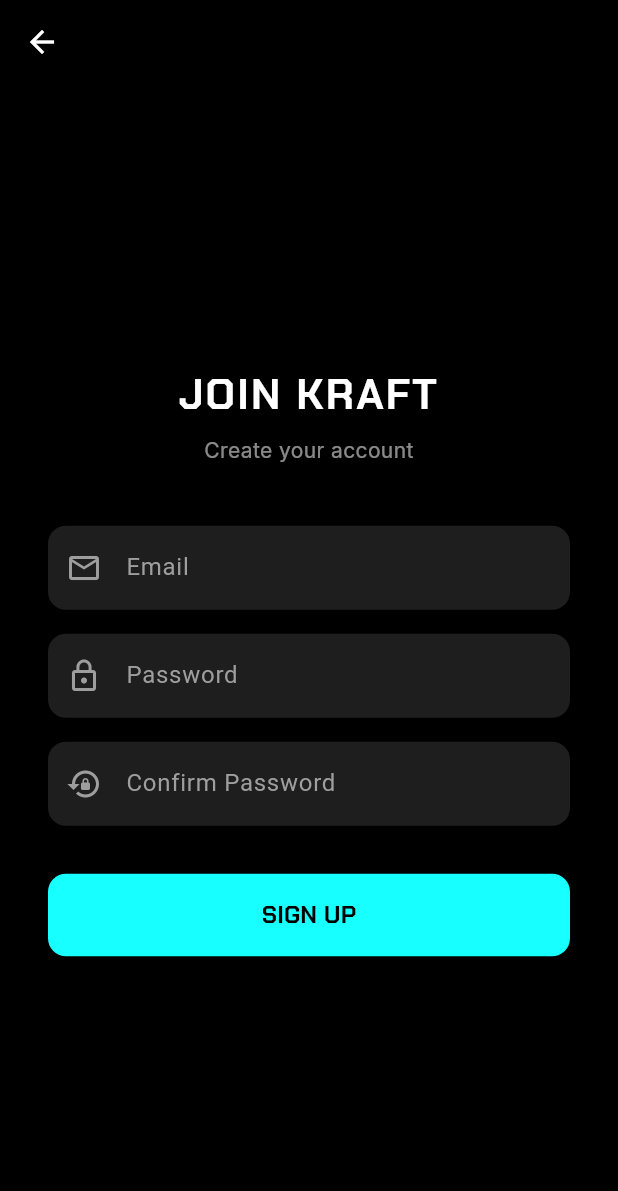
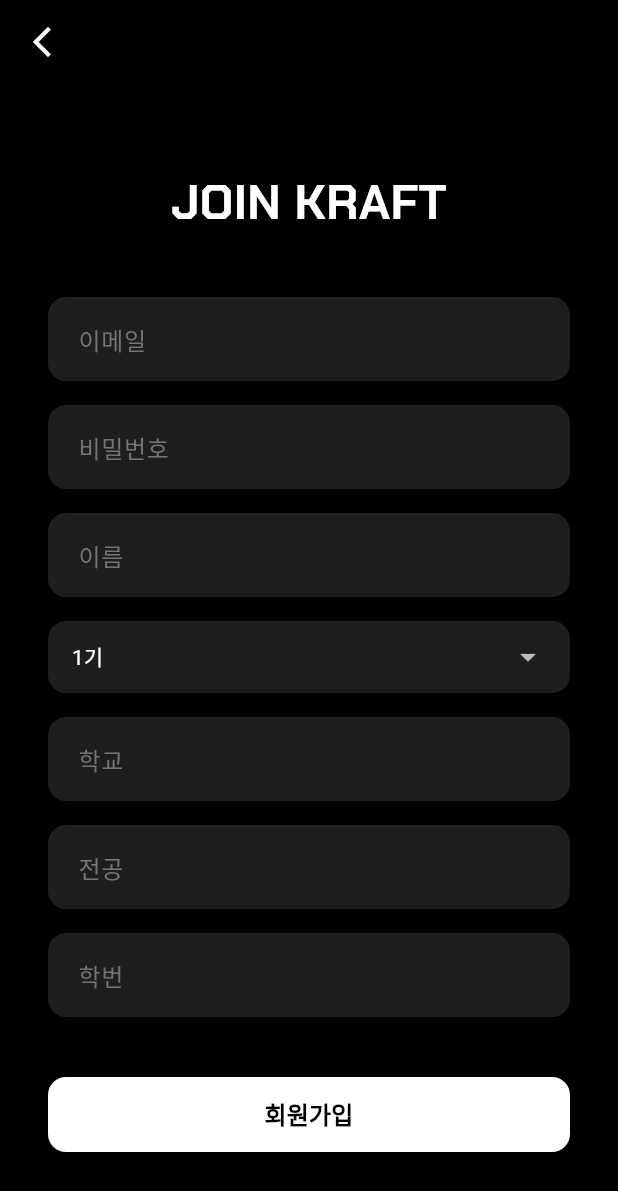
Before and after one commit to joshuakod123/kraft_app, a Flutter app: the SignupScreen screen opened directly, on a phone screen of 412 x 824 dp. Shown: the top 1191 px of the screen. Run offline on Flutter 3.47's test engine with Material 3 defaults, Android fonts, the phone set to English and light mode, and no system bars; our stand-ins replace file_picker, flutter_animate, flutter_riverpod, glass_kit, go_router, google_fonts and 7 more; missing offline and left inert: mobile_scanner; accounts and stored records are empty; statements that could not run were skipped.

Commit message:
updating app

```diff
--- a/lib/common/layout/main_shell.dart
+++ b/lib/common/layout/main_shell.dart
@@ -190,9 +190,12 @@
     return GestureDetector(
       behavior: HitTestBehavior.opaque,
       onTap: () {
-        // [수정 5] 뮤직 탭(index 3) 클릭 시 플레이어 확장 로직 제거
-        // 노래 재생 여부와 관계없이 항상 '/stream' 리스트 페이지로 이동하도록 변경
-        // 이렇게 하면 뮤직 리스트를 보면서 하단 미니 플레이어로 조작이 가능해집니다.
+        // [수정 5] 뮤직 탭(index 3) 클릭 시 무조건 플레이어를 축소하고 리스트로 이동
+        if (index == 3) {
+          ref.read(isPlayerExpandedProvider.notifier).state = false; // 플레이어 축소
+          context.go(path); // 리스트 화면으로 이동
+          return;
+        }
         context.go(path);
       },
       child: SizedBox(
--- a/lib/features/auth/signup_screen.dart
+++ b/lib/features/auth/signup_screen.dart
@@ -1,45 +1,69 @@
 import 'package:flutter/material.dart';
-import 'package:flutter_riverpod/flutter_riverpod.dart';
 import 'package:go_router/go_router.dart';
 import 'package:google_fonts/google_fonts.dart';
+import 'package:supabase_flutter/supabase_flutter.dart';
 import '../../core/data/supabase_repository.dart';
 
-class SignupScreen extends ConsumerStatefulWidget {
+class SignupScreen extends StatefulWidget {
   const SignupScreen({super.key});
 
   @override
-  ConsumerState<SignupScreen> createState() => _SignupScreenState();
+  State<SignupScreen> createState() => _SignupScreenState();
 }
 
-class _SignupScreenState extends ConsumerState<SignupScreen> {
+class _SignupScreenState extends State<SignupScreen> {
   final _emailController = TextEditingController();
   final _passwordController = TextEditingController();
-  final _confirmPasswordController = TextEditingController();
+  final _nameController = TextEditingController();
+  final _studentIdController = TextEditingController();
+  final _majorController = TextEditingController();
+  final _schoolController = TextEditingController();
+
+  // 기수 선택 (Dropdown)
+  int _selectedCohort = 1;
+
   bool _isLoading = false;
 
-  Future<void> _signUp() async {
-    if (_passwordController.text != _confirmPasswordController.text) {
-      ScaffoldMessenger.of(context).showSnackBar(const SnackBar(content: Text("Passwords do not match"), backgroundColor: Colors.red));
-      return;
+  // [수정 12] 에러/성공 팝업 함수
+  void _showPopup(String title, String message, {bool isSuccess = false}) {
+    showDialog(
+      context: context,
+      builder: (context) => AlertDialog(
+        backgroundColor: const Color(0xFF1E1E1E),
+        shape: RoundedRectangleBorder(borderRadius: BorderRadius.circular(16)),
+        title: Text(title, style: TextStyle(color: isSuccess ? Colors.greenAccent : Colors.redAccent, fontWeight: FontWeight.bold)),
+        content: Text(message, style: const TextStyle(color: Colors.white)),
+        actions: [
+          TextButton(
+            onPressed: () {
+              Navigator.pop(context);
+              if (isSuccess) context.go('/login'); // 성공 시 로그인 화면으로
+            },
+            child: const Text('확인', style: TextStyle(color: Colors.white)),
+          ),
+        ],
+      ),
+    );
   }
 
+  Future<void> _handleSignup() async {
     setState(() => _isLoading = true);
     try {
-      final error = await SupabaseRepository().signUp(
-        email: _emailController.text.trim(),
-        password: _passwordController.text.trim(),
+      await SupabaseRepository().signUp(
+        _emailController.text.trim(),
+        _passwordController.text.trim(),
+        _nameController.text.trim(),
+        _selectedCohort,
+        _majorController.text.trim(),
+        _schoolController.text.trim(),
+        _studentIdController.text.trim(),
       );
-
-      if (error != null) {
-        if (mounted) ScaffoldMessenger.of(context).showSnackBar(SnackBar(content: Text(error), backgroundColor: Colors.red));
-      } else {
-        if (mounted) {
-          ScaffoldMessenger.of(context).showSnackBar(const SnackBar(content: Text("Account created! Please log in."), backgroundColor: Colors.green));
-          context.pop(); // 로그인 화면으로 복귀
-        }
-      }
+      if (!mounted) return;
+      _showPopup("회원가입 성공", "회원가입이 완료되었습니다.\n로그인해주세요.", isSuccess: true);
+    } on AuthException catch (e) {
+      _showPopup("오류", e.message);
     } catch (e) {
-      if (mounted) ScaffoldMessenger.of(context).showSnackBar(SnackBar(content: Text("Error: $e"), backgroundColor: Colors.red));
+      _showPopup("오류", "알 수 없는 오류가 발생했습니다: $e");
     } finally {
       if (mounted) setState(() => _isLoading = false);
     }
@@ -49,42 +73,68 @@
   Widget build(BuildContext context) {
     return Scaffold(
       backgroundColor: Colors.black,
+      // [수정 9] 뒤로가기 버튼을 위한 AppBar 추가
       appBar: AppBar(
-        backgroundColor: Colors.black,
-        leading: IconButton(icon: const Icon(Icons.arrow_back, color: Colors.white), onPressed: () => context.pop()),
+        backgroundColor: Colors.transparent,
+        elevation: 0,
+        leading: IconButton(
+          icon: const Icon(Icons.arrow_back_ios_new, color: Colors.white),
+          onPressed: () => context.canPop() ? context.pop() : context.go('/login'),
+        ),
       ),
       body: Center(
         child: SingleChildScrollView(
-          padding: const EdgeInsets.all(32.0),
+          padding: const EdgeInsets.symmetric(horizontal: 32),
           child: Column(
             mainAxisAlignment: MainAxisAlignment.center,
-            crossAxisAlignment: CrossAxisAlignment.stretch,
             children: [
-              Text('JOIN KRAFT', style: GoogleFonts.chakraPetch(fontSize: 28, fontWeight: FontWeight.bold, color: Colors.white, letterSpacing: 1.5), textAlign: TextAlign.center),
-              const SizedBox(height: 8),
-              Text('Create your account', style: GoogleFonts.inter(fontSize: 14, color: Colors.white54), textAlign: TextAlign.center),
+              Text("JOIN KRAFT", style: GoogleFonts.chakraPetch(fontSize: 32, fontWeight: FontWeight.bold, color: Colors.white)),
               const SizedBox(height: 40),
 
-              _buildFancyTextField(_emailController, 'Email', Icons.email_outlined),
+              _buildTextField("이메일", _emailController),
               const SizedBox(height: 16),
-              _buildFancyTextField(_passwordController, 'Password', Icons.lock_outline, obscureText: true),
+              _buildTextField("비밀번호", _passwordController, obscureText: true),
               const SizedBox(height: 16),
-              _buildFancyTextField(_confirmPasswordController, 'Confirm Password', Icons.lock_reset, obscureText: true),
+              _buildTextField("이름", _nameController),
+              const SizedBox(height: 16),
 
-              const SizedBox(height: 32),
+              // 기수 선택 드롭다운
+              Container(
+                padding: const EdgeInsets.symmetric(horizontal: 16),
+                decoration: BoxDecoration(color: const Color(0xFF1E1E1E), borderRadius: BorderRadius.circular(12)),
+                child: DropdownButtonHideUnderline(
+                  child: DropdownButton<int>(
+                    value: _selectedCohort,
+                    dropdownColor: const Color(0xFF1E1E1E),
+                    isExpanded: true,
+                    style: const TextStyle(color: Colors.white),
+                    items: [1, 2, 3, 4, 5].map((e) => DropdownMenuItem(value: e, child: Text("$e기"))).toList(),
+                    onChanged: (val) => setState(() => _selectedCohort = val!),
+                  ),
+                ),
+              ),
+              const SizedBox(height: 16),
+              _buildTextField("학교", _schoolController),
+              const SizedBox(height: 16),
+              _buildTextField("전공", _majorController),
+              const SizedBox(height: 16),
+              _buildTextField("학번", _studentIdController),
+              const SizedBox(height: 40),
 
-              ElevatedButton(
-                onPressed: _isLoading ? null : _signUp,
+              SizedBox(
+                width: double.infinity,
+                height: 50,
+                child: ElevatedButton(
+                  onPressed: _isLoading ? null : _handleSignup,
                   style: ElevatedButton.styleFrom(
-                  backgroundColor: Colors.cyanAccent,
+                    backgroundColor: Colors.white,
                     foregroundColor: Colors.black,
-                  padding: const EdgeInsets.symmetric(vertical: 16),
                     shape: RoundedRectangleBorder(borderRadius: BorderRadius.circular(12)),
-                  elevation: 5,
                   ),
                   child: _isLoading
                       ? const SizedBox(width: 20, height: 20, child: CircularProgressIndicator(strokeWidth: 2, color: Colors.black))
-                    : Text('SIGN UP', style: GoogleFonts.chakraPetch(fontWeight: FontWeight.bold, fontSize: 16)),
+                      : const Text("회원가입", style: TextStyle(fontSize: 16, fontWeight: FontWeight.bold)),
+                ),
               ),
             ],
           ),
@@ -93,19 +143,18 @@
     );
   }
 
-  Widget _buildFancyTextField(TextEditingController controller, String label, IconData icon, {bool obscureText = false}) {
+  Widget _buildTextField(String label, TextEditingController controller, {bool obscureText = false}) {
     return TextField(
       controller: controller,
       obscureText: obscureText,
       style: const TextStyle(color: Colors.white),
       decoration: InputDecoration(
         labelText: label,
-        labelStyle: const TextStyle(color: Colors.grey),
-        prefixIcon: Icon(icon, color: Colors.grey),
+        labelStyle: TextStyle(color: Colors.grey[600]),
         filled: true,
         fillColor: const Color(0xFF1E1E1E),
         border: OutlineInputBorder(borderRadius: BorderRadius.circular(12), borderSide: BorderSide.none),
-        focusedBorder: OutlineInputBorder(borderRadius: BorderRadius.circular(12), borderSide: const BorderSide(color: Colors.cyanAccent, width: 1)),
+        contentPadding: const EdgeInsets.symmetric(horizontal: 16, vertical: 16),
       ),
     );
   }
--- a/pubspec.yaml
+++ b/pubspec.yaml
@@ -16,7 +16,7 @@
 # https://developer.apple.com/library/archive/documentation/General/Reference/InfoPlistKeyReference/Articles/CoreFoundationKeys.html
 # In Windows, build-name is used as the major, minor, and patch parts
 # of the product and file versions while build-number is used as the build suffix.
-version: 1.0.0+2
+version: 1.0.1+3
 
 environment:
   sdk: ^3.7.0
@@ -51,6 +51,7 @@
   rxdart: ^0.27.7
   path_provider: ^2.1.1
   open_file: ^3.5.10
+  permission_handler: ^11.3.0
 
 
 
```
Also changed, not shown: lib/features/attendance/attendance_scan_screen.dart (+35 -13 lines), lib/features/home/home_screen.dart (+5 -6 lines), lib/features/home/team_member_screen.dart (+7 -13 lines), pubspec.lock, 2 other files. Lines whose indentation alone changed are shown as unchanged.
